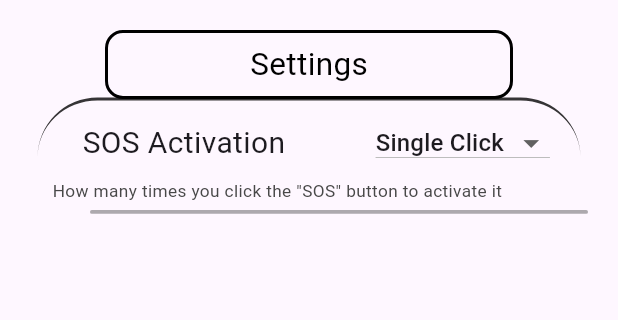
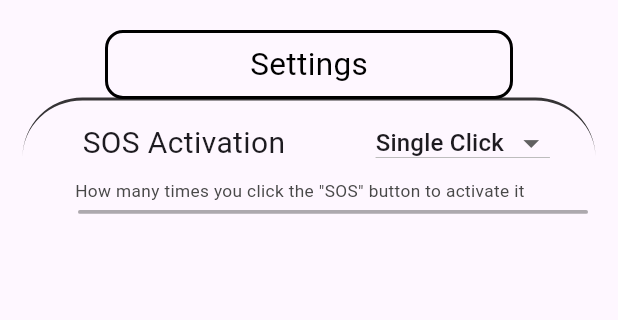
Before and after one commit to ZephLevy/Safe-return, a Flutter app: the screen it shows after launch, item 3 of the bottom bar chosen, on a phone screen of 412 x 824 dp, the part 84-404 px from its top. Run offline on Flutter 3.47's test engine with Material 3 defaults, Android fonts, the light colour scheme and no system bars; our stand-ins replace geolocator.

Commit message:
add extra changes; fine modify the ui

```diff
--- a/lib/pages/settings_page.dart
+++ b/lib/pages/settings_page.dart
@@ -29,11 +29,10 @@ class SettingsPage extends StatelessWidget {
     );
   }
 
-  //other non-relative code.
   Widget _sosConfig() {
     return Stack(
       children: [
-        //sos title box
+        //Settings box
         Container(
           margin: EdgeInsets.symmetric(horizontal: 70, vertical: 20),
           padding: EdgeInsets.all(6),
@@ -48,10 +47,9 @@ class SettingsPage extends StatelessWidget {
             ),
           ),
         ),
-        //big box
+        //Opening box under settings box
         Container(
-          margin: EdgeInsets.symmetric(horizontal: 25, vertical: 65),
-          ////    padding: EdgeInsets.all(40),
+          margin: EdgeInsets.symmetric(horizontal: 15, vertical: 65),
           decoration: BoxDecoration(
             border: Border(
               top: BorderSide(
@@ -62,7 +60,7 @@ class SettingsPage extends StatelessWidget {
           width: double.infinity,
           height: 300,
           child: Container(
-            margin: EdgeInsets.only(left: 10, top: 54),
+            margin: EdgeInsets.only(left: 35, top: 54),
             child: Text(
               'How many times you click the "SOS" button to activate it',
               style: TextStyle(
@@ -80,9 +78,9 @@ class SettingsPage extends StatelessWidget {
             style: TextStyle(fontSize: 20),
           ),
         ),
-        //inner line separator
+        //inner line separator (gray)
         Container(
-          margin: EdgeInsets.only(left: 60, right: 20, top: 140),
+          margin: EdgeInsets.only(left: 52, right: 20, top: 140),
           decoration: BoxDecoration(
             border: Border.all(
                 color: const Color.fromARGB(81, 0, 0, 0), width: 1.25),
@@ -124,13 +122,15 @@ class MenusState extends State<Menus> {
             },
             enableFeedback: true,
             borderRadius: BorderRadius.circular(8),
-            // underline: ,
             iconSize: 25,
             menuWidth: 160,
             value: value,
             isExpanded: false,
             items: items.map(buildMenuItem).toList(),
-            onChanged: (value) => setState(() => this.value = value),
+            onChanged: (value) {
+              setState(() => this.value = value);
+              print(value);
+            },
           ),
         ),
       );
```
